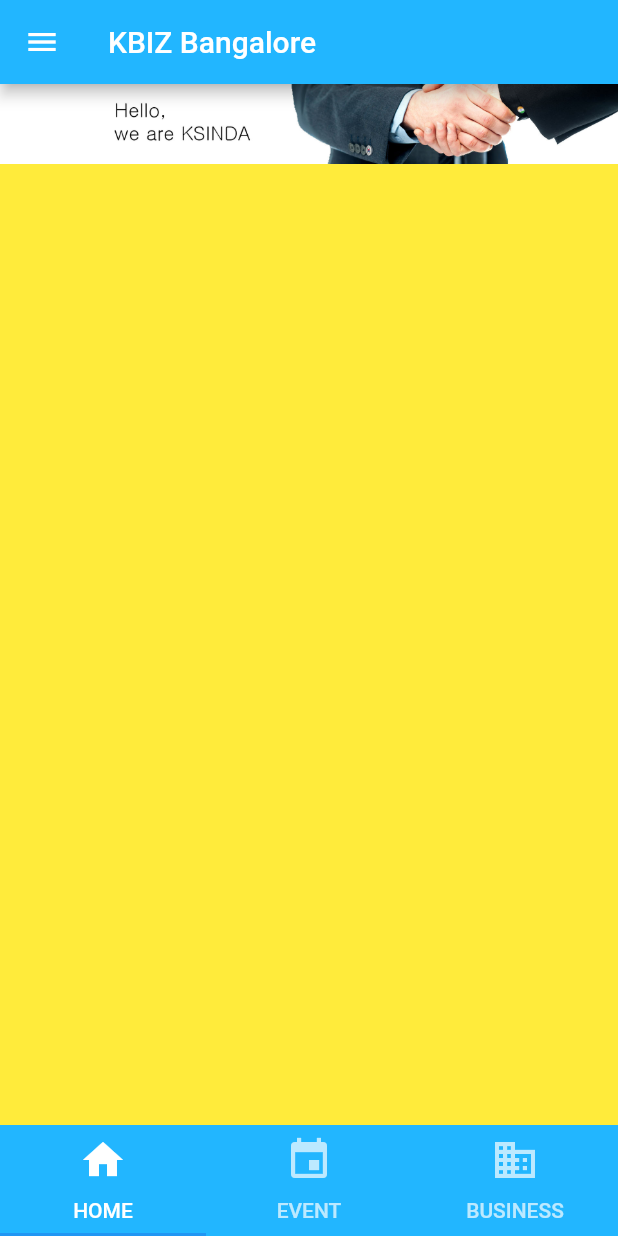
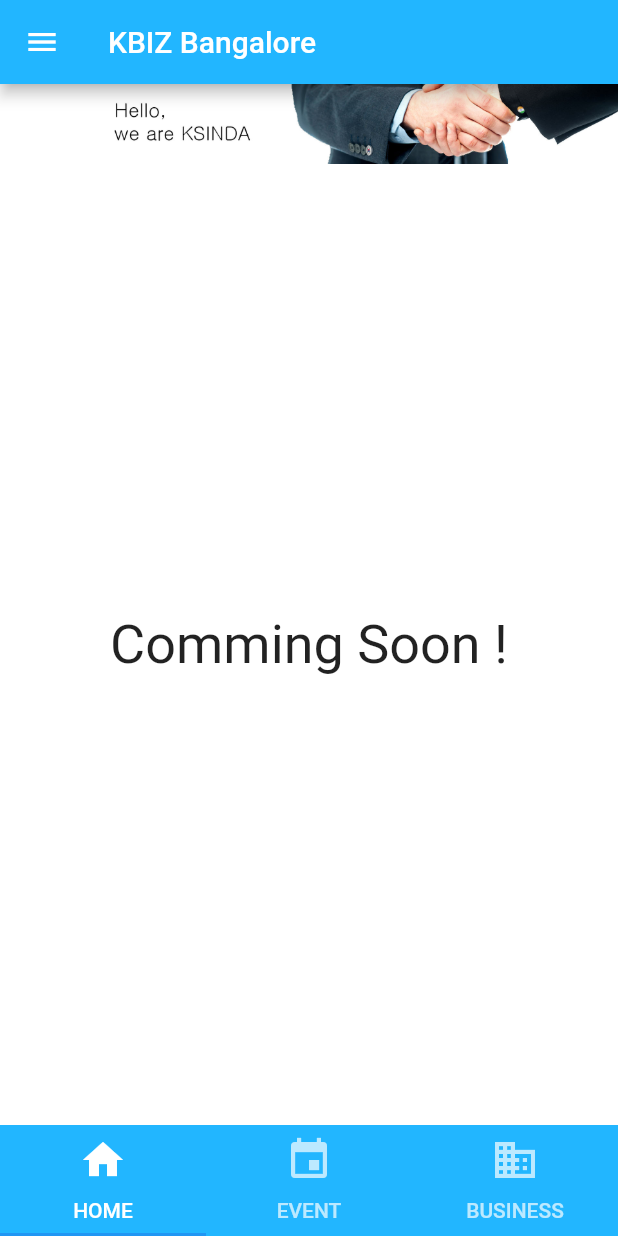
Before and after one commit to bobbohee/kbiz-india, a Flutter app: the screen it shows after launch, on a phone screen of 412 x 824 dp. Run offline on Flutter 3.47's test engine with Material 2 defaults, Android fonts, the phone set to English and light mode, and no system bars; our stand-ins replace splashscreen.

Commit message:
Feat : sentence vertical center, image contain

```diff
--- a/lib/main.dart
+++ b/lib/main.dart
@@ -28,10 +28,10 @@ class _MyAppState extends State<MyApp> {
         begin: Alignment.topCenter,
         end: Alignment.bottomCenter,
         colors: [
-          Colors.blue[500],
-          Colors.blue[400],
-          Colors.blue[300],
-          Colors.blue[200],
+          Color(0xff22b6ff),
+          Color(0xff4dc3ff),
+          Color(0xff80d4ff),
+          Color(0xffb3e6ff),
         ],
       ),
     );
@@ -39,8 +39,10 @@ class _MyAppState extends State<MyApp> {
 }
 
 class AfterSplash extends StatelessWidget {
+
   @override
   Widget build(BuildContext context) {
+
     return new Scaffold(
       appBar: new AppBar(
         title: new Text("KBIZ Bangalore"),
--- a/lib/routes/bottom_navigation.dart
+++ b/lib/routes/bottom_navigation.dart
@@ -12,34 +12,39 @@ class BottomNavigation extends StatefulWidget {
 class _BottomNavigationState extends State<BottomNavigation> with SingleTickerProviderStateMixin {
   TabController _tabController;
 
-  var _kTabPages = <Widget> [
-    new Container(
-      color: Colors.yellow,
-      child: new Column(
+  List<Widget> _kTabPages = <Widget> [
+    Container(
+      color: Colors.white,
+      child: Column(
         children: <Widget> [
-          new Image.asset(
-            'assets/images/banners/short-white-banner.jpg',
+          Container(
+            child: Image.asset(
+              'assets/images/banners/short-white-banner.jpg',
+            ),
           ),
-          new Container(
-
-          )
-        ],
-      ),
-    ),
-    new Container(
-      child: new Column(
-        children: <Widget> [
-          new Image.asset(
-            'assets/images/banners/expo-banner.jpg',
+          Expanded(                        // 세로 남은 공간 차지
+            child: Container(
+              alignment: Alignment.center, // 가로 남은 공간 차지
+              child: Text(
+                'Comming Soon !',
+                style: TextStyle(
+                  fontSize: 36.0,
+                  fontFamily: 'Roboto',
+                ),
+              ),
+            )
           ),
         ],
       ),
     ),
-    new Container(
-      child: new Column(
-        children: <Widget> [],
+    Container(
+      alignment: Alignment.topLeft,
+      child: Image.asset(
+        'assets/images/banners/expo-banner.jpg',
+        fit: BoxFit.contain,
       ),
     ),
+    Container(),
   ];
 
   static const _kTabs = <Tab> [
```
Also changed, not shown: pubspec.yaml (+8 -0 lines), assets/fonts/Chilanka-Regular.ttf (added), assets/fonts/Roboto-Bold.ttf (added), assets/fonts/Roboto-Medium.ttf (added), assets/fonts/Roboto-Regular.ttf (added), pubspec.lock, 1 other file.
